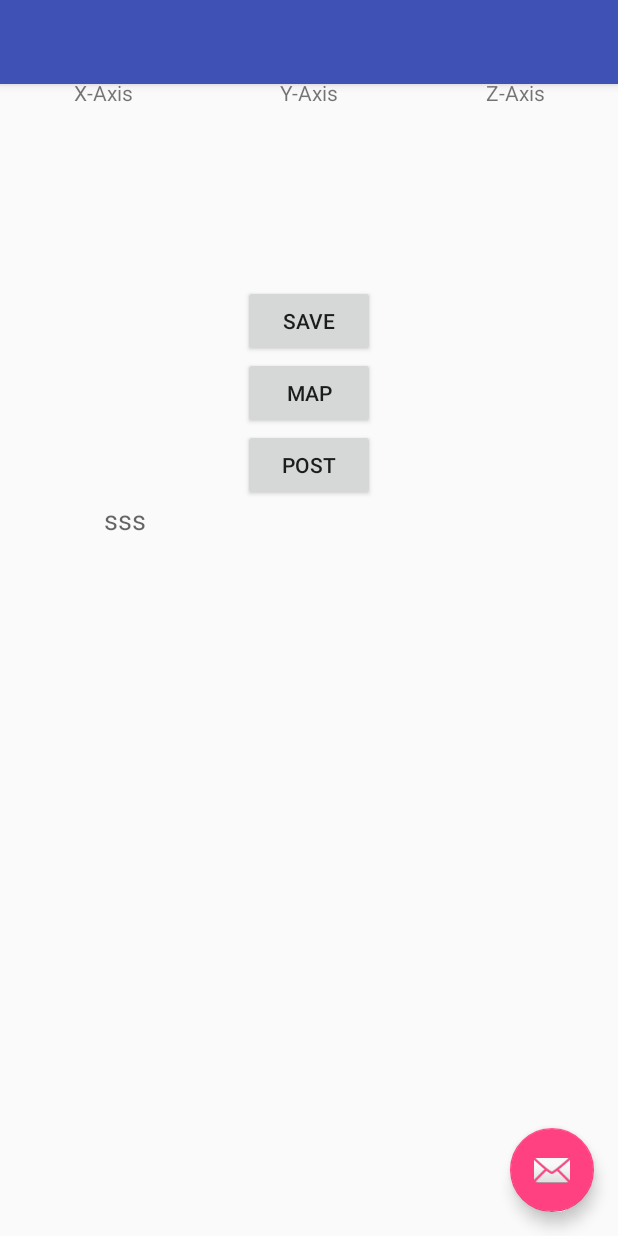
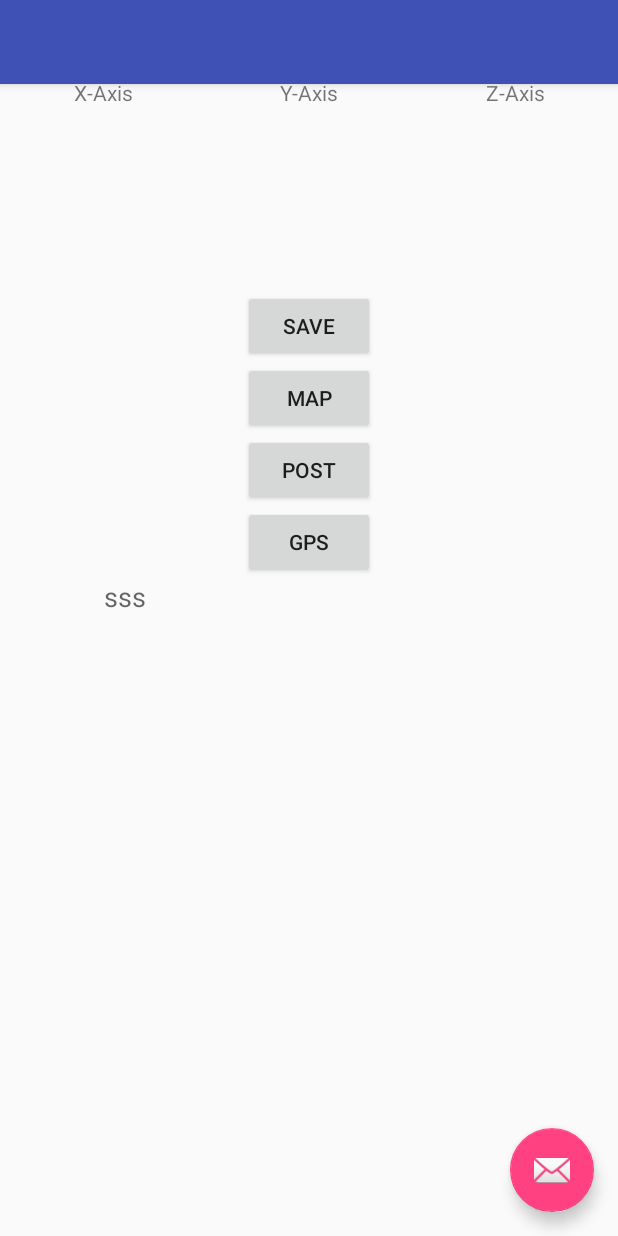
Before and after one commit to stefanavram/RG, an Android app: the screen it shows after launch (MainActivity), on a phone screen of 412 x 824 dp. Run offline under Robolectric (Android 15) with nearby library versions, the phone set to English and light mode, and no system bars; 1 statement that could not run was skipped.

Commit message:
gps module added

```diff
--- a/TestAccelerometer/app/build.gradle
+++ b/TestAccelerometer/app/build.gradle
@@ -24,5 +24,6 @@ dependencies {
     testCompile 'junit:junit:4.12'
     compile 'com.android.support:appcompat-v7:23.2.1'
     compile 'com.android.support:design:23.2.1'
-    compile 'com.google.android.gms:play-services-appindexing:8.1.0'
+//    compile 'com.google.android.gms:play-services-appindexing:8.1.0'
+    compile 'com.google.android.gms:play-services:8.4.0'
 }
--- a/TestAccelerometer/app/src/main/java/com/roadgems/testaccelerometer/MainActivity.java
+++ b/TestAccelerometer/app/src/main/java/com/roadgems/testaccelerometer/MainActivity.java
@@ -31,6 +31,7 @@ import android.widget.Toast;
 
 import com.google.android.gms.appindexing.Action;
 import com.google.android.gms.appindexing.AppIndex;
+import com.google.android.gms.common.ConnectionResult;
 import com.google.android.gms.common.api.GoogleApiClient;
 
 import org.json.JSONException;
@@ -45,6 +46,8 @@ import java.util.ArrayList;
 import java.util.Iterator;
 
 public class MainActivity extends Activity implements SensorEventListener {
+
+
     String http = "http://roadgems.ml/create_pothole.php";
     private ProgressDialog progress;
     private float mLastX, mLastY, mLastZ;
@@ -55,6 +58,7 @@ public class MainActivity extends Activity implements SensorEventListener {
     protected ArrayList<String> xCoord = new ArrayList<>();
     protected ArrayList<String> yCoord = new ArrayList<>();
     protected ArrayList<String> zCoord = new ArrayList<>();
+
     /**
      * ATTENTION: This was auto-generated to implement the App Indexing API.
      * See https://g.co/AppIndexing/AndroidStudio for more information.
@@ -80,6 +84,15 @@ public class MainActivity extends Activity implements SensorEventListener {
             }
 
         });
+
+        Button btnGps = (Button) findViewById(R.id.btnGps);
+        btnGps.setOnClickListener(new View.OnClickListener() {
+            public void onClick(View view) {
+                Intent myIntent = new Intent(view.getContext(), GpsActivity.class);
+                startActivityForResult(myIntent, 0);
+            }
+
+        });
         // ATTENTION: This was auto-generated to implement the App Indexing API.
         // See https://g.co/AppIndexing/AndroidStudio for more information.
         client = new GoogleApiClient.Builder(this).addApi(AppIndex.API).build();
@@ -93,7 +106,6 @@ public class MainActivity extends Activity implements SensorEventListener {
         }
         return finalFrom;
     }
-
     public void saveToTxt(View view) {
 
         String state = Environment.getExternalStorageState();
@@ -124,7 +136,6 @@ public class MainActivity extends Activity implements SensorEventListener {
             Toast.makeText(getApplicationContext(), "SD card not found", Toast.LENGTH_LONG).show();
         }
     }
-
     @NonNull
     private File createDir(File root) {
         File Dir = new File(root.getAbsolutePath() + "/RoadGems");
@@ -133,7 +144,6 @@ public class MainActivity extends Activity implements SensorEventListener {
         }
         return Dir;
     }
-
     private void writeExternalSD(File file, String msg) throws IOException {
         FileOutputStream fileOutputStream = new FileOutputStream(file);
         fileOutputStream.write(msg.getBytes());
@@ -200,7 +210,6 @@ public class MainActivity extends Activity implements SensorEventListener {
 
         new PostClass(this).execute("1", "2", "Put");
     }
-
     public String createPostParamsFromJson(JSONObject jsonobj) {
         StringBuilder postData = new StringBuilder();
         Iterator<?> keys = jsonobj.keys();
@@ -219,19 +228,24 @@ public class MainActivity extends Activity implements SensorEventListener {
         }
         return postData.toString();
     }
-
     public JSONObject createJSONHole(Integer lat, Integer lng, String pothole) {
         JSONObject jsonobj = new JSONObject();
 
         try {
-            jsonobj.put("lat", lat);
-            jsonobj.put("lng", lng);
+            GpsActivity gps = new GpsActivity();
+
+            /**aici am modificat**/
+            jsonobj.put("lat", gps.getLat());
+            jsonobj.put("lng", gps.getLng());
             jsonobj.put("pothole", pothole);
         } catch (JSONException e) {
             e.printStackTrace();
         }
         return jsonobj;
     }
+
+
+
 
     private class PostClass extends AsyncTask<String, Void, Void> {
 
@@ -303,5 +317,8 @@ public class MainActivity extends Activity implements SensorEventListener {
             }
             return null;
         }
+
+
+
     }
 }
--- a/TestAccelerometer/app/src/main/res/layout/content_main.xml
+++ b/TestAccelerometer/app/src/main/res/layout/content_main.xml
@@ -95,9 +95,16 @@
         android:onClick="postData"
         android:layout_gravity="center_horizontal" />
 
+    <Button
+        android:layout_width="wrap_content"
+        android:layout_height="wrap_content"
+        android:text="GPS"
+        android:id="@+id/btnGps"
+        android:layout_gravity="center_horizontal" />
+
     <TextView
         android:layout_width="273dp"
-        android:layout_height="259dp"
+        android:layout_height="200dp"
         android:textAppearance="?android:attr/textAppearanceMedium"
         android:text="sss"
         android:id="@+id/showOutput"
--- a/TestAccelerometer/app/src/main/res/values/colors.xml
+++ b/TestAccelerometer/app/src/main/res/values/colors.xml
@@ -3,4 +3,8 @@
     <color name="colorPrimary">#3F51B5</color>
     <color name="colorPrimaryDark">#303F9F</color>
     <color name="colorAccent">#FF4081</color>
+
+    <color name="view_bg">#b20e0f</color>
+    <color name="white">#ffffff</color>
+    <color name="btn_bg">#3e4a56</color>
 </resources>
--- a/TestAccelerometer/app/src/main/res/values/strings.xml
+++ b/TestAccelerometer/app/src/main/res/values/strings.xml
@@ -1,4 +1,9 @@
 <resources>
     <string name="app_name">TestAccelerometer</string>
     <string name="action_settings">Settings</string>
+    <string name="lbl_you_are_at">YOU ARE AT</string>
+    <string name="btn_get_location">GET MY LOCATION</string>
+    <string name="btn_start_location_updates">START LOCATION UPDATES</string>
+    <string name="btn_stop_location_updates">STOP LOCATION UPDATES</string>
+    <string name="title_activity_gps">Gps</string>
 </resources>
```
Also changed, not shown: TestAccelerometer/app/src/main/AndroidManifest.xml (+14 -3 lines), 1 other file.
